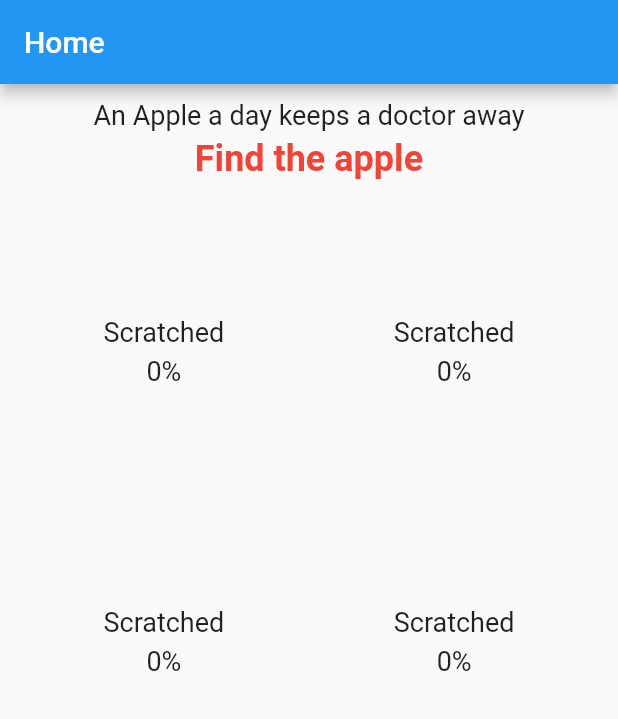
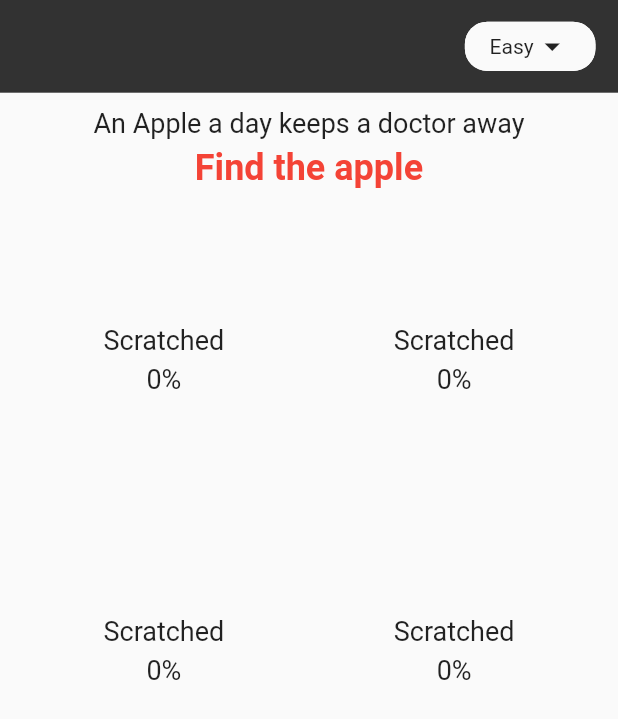
Before and after one commit to izaanjahangir/scratch-game-flutter, a Flutter app: the screen it shows after launch, on a phone screen of 412 x 824 dp. Shown: the top 719 px of the screen. Run offline on Flutter 3.47's test engine with Material 2 defaults, Android fonts, the phone set to English and light mode, and no system bars; missing offline and left inert: scratcher.

Commit message:
added basic header

```diff
--- /dev/null
+++ b/lib/screens/home/header.dart
@@ -0,0 +1,57 @@
+import 'package:flutter/material.dart';
+
+class Header extends StatelessWidget {
+  @override
+  Widget build(BuildContext context) {
+    final double height = MediaQuery.of(context).size.height;
+
+    return Container(
+      padding: EdgeInsets.symmetric(horizontal: 15),
+      height: height * 0.075,
+      color: Color.fromRGBO(0, 0, 0, 0.8),
+      child: Row(
+        mainAxisAlignment: MainAxisAlignment.end,
+        children: [ChipButton(label: "Easy")],
+      ),
+    );
+  }
+}
+
+class ChipButton extends StatelessWidget {
+  final String label;
+
+  ChipButton({this.label});
+
+  @override
+  Widget build(BuildContext context) {
+    final double height = MediaQuery.of(context).size.height;
+
+    return Container(
+      decoration: BoxDecoration(
+          color: Colors.white, borderRadius: BorderRadius.circular(15)),
+      child: Material(
+        borderRadius: BorderRadius.circular(15),
+        child: InkWell(
+          borderRadius: BorderRadius.circular(15),
+          onTap: () {},
+          child: Container(
+            padding: EdgeInsets.symmetric(
+                horizontal: height * 0.02, vertical: height * 0.005),
+            child: Row(
+              children: [
+                Text(
+                  label,
+                  style: TextStyle(fontSize: 14),
+                ),
+                Icon(
+                  Icons.arrow_drop_down,
+                  size: height * 0.03,
+                )
+              ],
+            ),
+          ),
+        ),
+      ),
+    );
+  }
+}
--- a/lib/screens/home/home.dart
+++ b/lib/screens/home/home.dart
@@ -1,5 +1,6 @@
 import 'package:flutter/material.dart';
 import "package:scratcher_game/components/fruit/fruit.dart";
+import "package:scratcher_game/screens/home/header.dart";
 
 class Home extends StatelessWidget {
   @override
@@ -7,17 +8,12 @@ class Home extends StatelessWidget {
     final double width = MediaQuery.of(context).size.width;
 
     return Scaffold(
-      appBar: AppBar(
-        title: Text("Home"),
-      ),
-      body: Container(
+      body: SafeArea(
+        child: Column(
+          children: [
+            Header(),
+            Container(
               padding: const EdgeInsets.only(bottom: 15, left: 15, right: 15),
-        // child: GridView.count(
-        //   crossAxisCount: 2,
-        //   children: List.generate(4, (index) {
-        //     return Fruit();
-        //   }),
-        // ),
               child: Column(
                 crossAxisAlignment: CrossAxisAlignment.start,
                 children: [
@@ -63,6 +59,9 @@ class Home extends StatelessWidget {
                 ],
               ),
             ),
+          ],
+        ),
+      ),
     );
   }
 }
```
Lines whose indentation alone changed are shown as unchanged.
